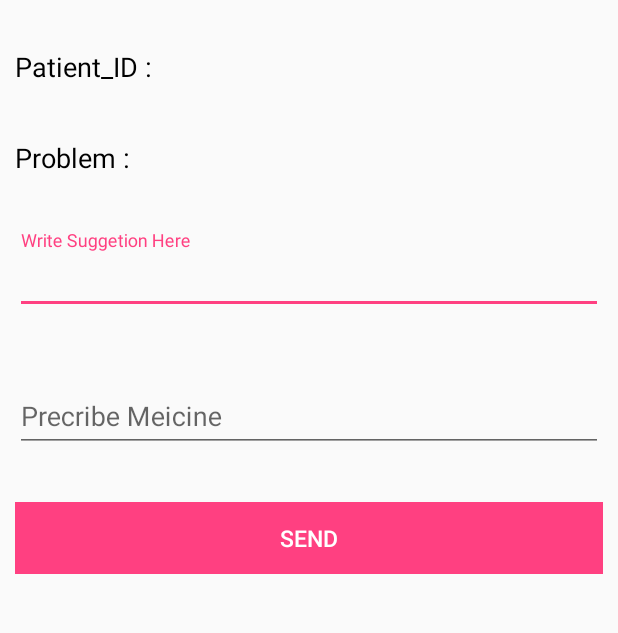
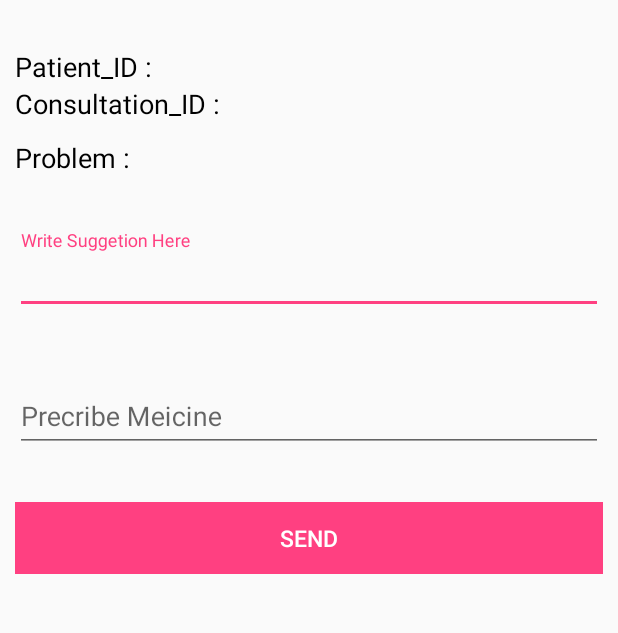
Before and after one commit to FreeDevsSpace/ecare, an Android app: the Consult_Patient screen opened directly, with no data from a screen before it, on a phone screen of 412 x 824 dp, the part 84-717 px from its top. Run offline under Robolectric (Android 15) with nearby library versions, the phone set to English and light mode, and no system bars; our stand-ins replace Volley; 7 statements that could not run were skipped.

Commit message:
All Working...Now

```diff
--- a/ecare-APP/app/src/main/java/com/example/administrator/ecare/Consult_Patient.java
+++ b/ecare-APP/app/src/main/java/com/example/administrator/ecare/Consult_Patient.java
@@ -42,8 +42,8 @@ public class Consult_Patient extends AppCompatActivity {
         suggetion=(TextView)findViewById(R.id.tVSuggetion_Consult_Patient);
       //  medicine=(TextView)findViewById(R.id.tVMedicine_Consult_Patient);
         ppatient_id=(TextView)findViewById(R.id.tVPPatient_ID_Consult_Patient);
-        pproblem=(TextView)findViewById(R.id.tVConsult_ID);
-        Consultation_ID=(TextView)findViewById(R.id.tVPProble_Consult_Patient);
+        Consultation_ID=(TextView)findViewById(R.id.tVPConsultation_ID);
+        pproblem=(TextView)findViewById(R.id.tVPProble_Consult_Patient);
         write_suggetion=(EditText)findViewById(R.id.eTSuggetion_Consult_Patient);
         prescribe_medicine=(EditText)findViewById(R.id.eTMedicine_Consult_Patient);
 
--- a/ecare-APP/app/src/main/java/com/example/administrator/ecare/Doctor_Main.java
+++ b/ecare-APP/app/src/main/java/com/example/administrator/ecare/Doctor_Main.java
@@ -32,6 +32,7 @@ public class Doctor_Main extends AppCompatActivity {
     private Doctor_SQLiteHandler db;
     private SessionManager session;
     private ProgressDialog pDialog;
+    private String Doctor_ID;
 
 
     @Override
@@ -81,7 +82,7 @@ public class Doctor_Main extends AppCompatActivity {
 
                     HashMap<String, String> doctor_registration = db.getUserDetails();
 
-                    String Doctor_ID = doctor_registration.get("Doctor_ID");
+                    Doctor_ID = doctor_registration.get("Doctor_ID");
                     Log.d("Doctor_ID", Doctor_ID);
                     Log.d("okk1", "before getid");
                     Log.d("Doctor_ID", Doctor_ID);
@@ -165,7 +166,7 @@ public class Doctor_Main extends AppCompatActivity {
 
                         // Error occurred in registration. Get the error
                         // message
-                        String errorMsg = jObj.getString("error_msg");
+                        String errorMsg = jObj.getString("message");
                         Toast.makeText(getApplicationContext(),errorMsg, Toast.LENGTH_LONG).show();
                     }
                 } catch (JSONException e) {
--- a/ecare-APP/app/src/main/java/com/example/administrator/ecare/Pathologist_Registration_Page.java
+++ b/ecare-APP/app/src/main/java/com/example/administrator/ecare/Pathologist_Registration_Page.java
@@ -196,6 +196,7 @@ Psw.requestFocus();
                         // Now store the user in sqlite
 
                         JSONObject pathologist_registration = jObj.getJSONObject("pathologist_registration");
+                        String Pathologist_ID = pathologist_registration.getString("Pathologist_ID");
                         String Full_Name= pathologist_registration.getString("Full_Name");
                         String Mobile_Number = pathologist_registration.getString("Mobile_Number");
                         String DOB = pathologist_registration.getString("DOB");
@@ -205,7 +206,7 @@ Psw.requestFocus();
                         String Email = pathologist_registration.getString("Email");
                         String Password = pathologist_registration.getString("Password");
 
-                        db.addUser(Full_Name,Mobile_Number,DOB,Qualification,Address,Blood_Group,Email,Password);
+                        db.addUser(Pathologist_ID,Full_Name,Mobile_Number,DOB,Qualification,Address,Blood_Group,Email,Password);
 
                         Toast.makeText(Pathologist_Registration_Page.this, "User successfully registered. Try login now!",Toast.LENGTH_SHORT).show();
 
--- a/ecare-APP/app/src/main/java/com/example/administrator/ecare/Pharmacist_Registration_Page.java
+++ b/ecare-APP/app/src/main/java/com/example/administrator/ecare/Pharmacist_Registration_Page.java
@@ -200,6 +200,8 @@ Psw.requestFocus();
 
                         // User successfully stored in MySQL
                         JSONObject pharmacist_registration = jObj.getJSONObject("pharmacist_registration");
+
+                        String Pharmacist_ID = pharmacist_registration.getString("Pharmacist_ID");
                         String Full_Name= pharmacist_registration.getString("Full_Name");
                         String Mobile_Number = pharmacist_registration.getString("Mobile_Number");
                         String DOB = pharmacist_registration.getString("DOB");
@@ -210,7 +212,7 @@ Psw.requestFocus();
                         String Password = pharmacist_registration.getString("Password");
 
 
-                       db.addUser(Full_Name,Mobile_Number,DOB,Email,Qualification,Address,Blood_Group,Password);
+                       db.addUser(Pharmacist_ID,Full_Name,Mobile_Number,DOB,Email,Qualification,Address,Blood_Group,Password);
 
                         Toast.makeText(Pharmacist_Registration_Page.this, "User successfully registered. Try login now!",Toast.LENGTH_SHORT).show();
 
@@ -220,7 +222,7 @@ Psw.requestFocus();
 
                     } else {
 
-// Error occurred in registration. Get the error
+                        // Error occurred in registration. Get the error
                         // message
                         String errorMsg = jObj.getString("error_msg");
                         Toast.makeText(getApplicationContext(),errorMsg, Toast.LENGTH_LONG).show();
--- a/ecare-APP/app/src/main/java/com/example/administrator/ecare/Registration_Page.java
+++ b/ecare-APP/app/src/main/java/com/example/administrator/ecare/Registration_Page.java
@@ -208,9 +208,10 @@ public class Registration_Page extends AppCompatActivity {
                     if (!error) {
                         // User successfully stored in MySQL
                         // Now store the user in sqlite
-                     //   String Patient_ID = jObj.getString("Patient_ID");
+
 
                         JSONObject patient_registration = jObj.getJSONObject("patient_registration");
+                        String Patient_ID = jObj.getString("Patient_ID");
                         String Full_Name= patient_registration.getString("Full_Name");
                         String Mobile_Number = patient_registration.getString("Mobile_Number");
                         String DOB = patient_registration.getString("DOB");
@@ -219,7 +220,7 @@ public class Registration_Page extends AppCompatActivity {
                         String Blood_Group = patient_registration.getString("Blood_Group");
                         String Password = patient_registration.getString("PSW");
 
-                        db.addUser(Full_Name,Mobile_Number,DOB,Email,Address,Blood_Group,Password);
+                        db.addUser(Patient_ID,Full_Name,Mobile_Number,DOB,Email,Address,Blood_Group,Password);
 
 
                         Toast.makeText(Registration_Page.this, "User successfully registered. Try login now!", Toast.LENGTH_SHORT).show();
--- a/ecare-APP/app/src/main/java/com/example/administrator/ecare/helper/Doctor_SQLiteHandler.java
+++ b/ecare-APP/app/src/main/java/com/example/administrator/ecare/helper/Doctor_SQLiteHandler.java
@@ -120,10 +120,9 @@ public class Doctor_SQLiteHandler extends SQLiteOpenHelper {
 
 		// Inserting Row
 
-		//String Doctor_ID = Long.toString(db.insert(TABLE_DOCTOR, null, values));
+		long id = db.insert(TABLE_DOCTOR, null, values);
 		db.close(); // Closing database connection
-
-		Log.d(TAG, "New Doctor inserted into sqlite: " + Doctor_ID);
+		Log.d(TAG, "New Doctor inserted into sqlite: " + id);
 	}
 
 
--- a/ecare-APP/app/src/main/res/layout/activity_consult_patient.xml
+++ b/ecare-APP/app/src/main/res/layout/activity_consult_patient.xml
@@ -19,7 +19,7 @@
 
             <TextView
                 android:id="@+id/tVPatient_ID_Consult_Patient"
-                android:layout_width="wrap_content"
+                android:layout_width="134dp"
                 android:layout_height="wrap_content"
                 android:layout_alignParentStart="true"
                 android:layout_alignParentTop="true"
@@ -29,15 +29,19 @@
                 android:textSize="18dp" />
 
             <TextView
-                android:id="@+id/tVConsult_ID"
+                android:id="@+id/tVPConsultation_ID_txt"
                 android:layout_width="wrap_content"
                 android:layout_height="wrap_content"
-                android:text=""
-                android:visibility="invisible"/>
+                android:layout_alignParentStart="true"
+                android:layout_below="@+id/tVPatient_ID_Consult_Patient"
+                android:text="Consultation_ID :"
+                android:textColor="#000"
+                android:textSize="18dp" />
+
 
             <TextView
                 android:id="@+id/tVProblem_Consult_Patient"
-                android:layout_width="wrap_content"
+                android:layout_width="137dp"
                 android:layout_height="wrap_content"
                 android:layout_alignParentStart="true"
                 android:layout_below="@+id/tVPatient_ID_Consult_Patient"
@@ -104,24 +108,34 @@
 
             <TextView
                 android:id="@+id/tVPPatient_ID_Consult_Patient"
-                android:layout_width="wrap_content"
+                android:layout_width="175dp"
                 android:layout_height="wrap_content"
-                android:layout_alignBaseline="@+id/tVPatient_ID_Consult_Patient"
-                android:layout_alignBottom="@+id/tVPatient_ID_Consult_Patient"
-                android:layout_marginStart="13dp"
-                android:layout_toEndOf="@+id/tVPatient_ID_Consult_Patient"
+                android:layout_alignParentEnd="true"
+                android:layout_alignTop="@+id/tVPatient_ID_Consult_Patient"
+                android:layout_marginEnd="20dp"
                 android:text="PPatient_ID"
                 android:textColor="#000"
                 android:textSize="18dp" />
 
+
             <TextView
                 android:id="@+id/tVPProble_Consult_Patient"
-                android:layout_width="wrap_content"
+                android:layout_width="169dp"
                 android:layout_height="wrap_content"
-                android:layout_alignBaseline="@+id/tVProblem_Consult_Patient"
-                android:layout_alignBottom="@+id/tVProblem_Consult_Patient"
-                android:layout_toEndOf="@+id/tVPatient_ID_Consult_Patient"
+                android:layout_alignEnd="@+id/tVPPatient_ID_Consult_Patient"
+                android:layout_alignTop="@+id/tVProblem_Consult_Patient"
                 android:text="PProblem"
+                android:textColor="#000"
+                android:textSize="18dp" />
+
+
+            <TextView
+                android:id="@+id/tVPConsultation_ID"
+                android:layout_width="173dp"
+                android:layout_height="wrap_content"
+                android:layout_alignEnd="@+id/tVPPatient_ID_Consult_Patient"
+                android:layout_below="@+id/tVPatient_ID_Consult_Patient"
+                android:text="PConsultation_ID"
                 android:textColor="#000"
                 android:textSize="18dp" />
 
```
Also changed, not shown: ecare-APP/app/src/main/java/com/example/administrator/ecare/Main1.java (+10 -5 lines), ecare-APP/app/src/main/java/com/example/administrator/ecare/helper/Pathologist_SQLiteHandler.java (+16 -20 lines), ecare-APP/app/src/main/java/com/example/administrator/ecare/helper/Patient_SQLiteHandler.java (+16 -17 lines), ecare-APP/app/src/main/java/com/example/administrator/ecare/helper/Pharmacist_SQLiteHandler.java (+4 -8 lines), 83 other files.
